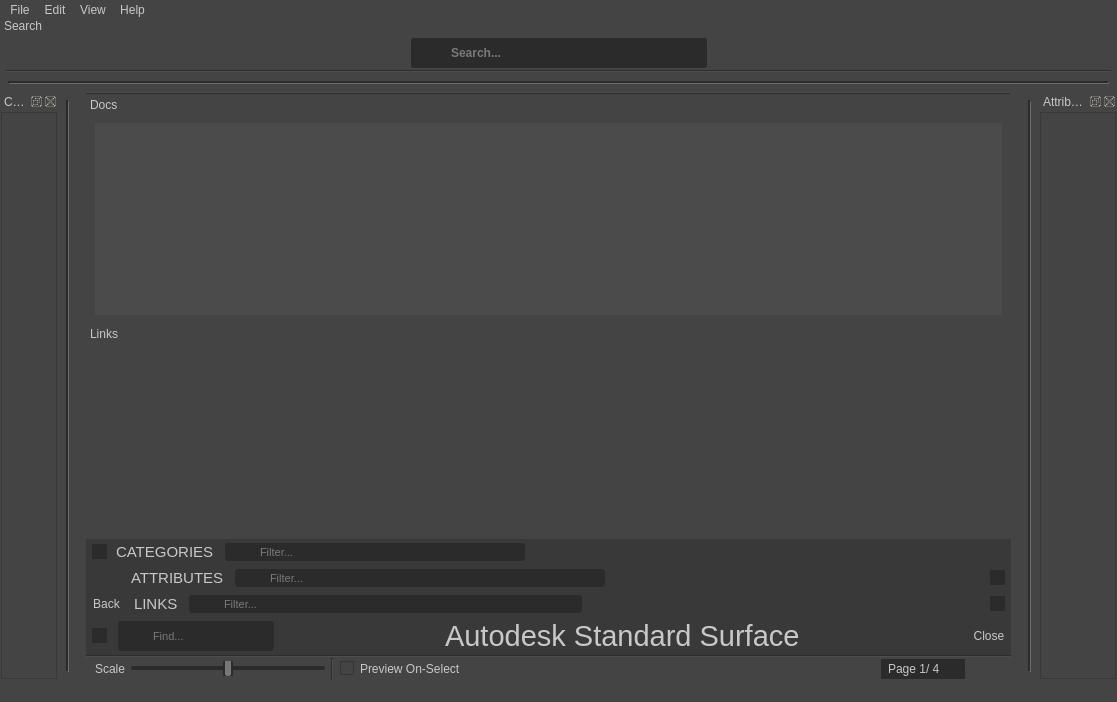
Old version of the form library/ui/dialog.ui in the repository swillisart/Relic.
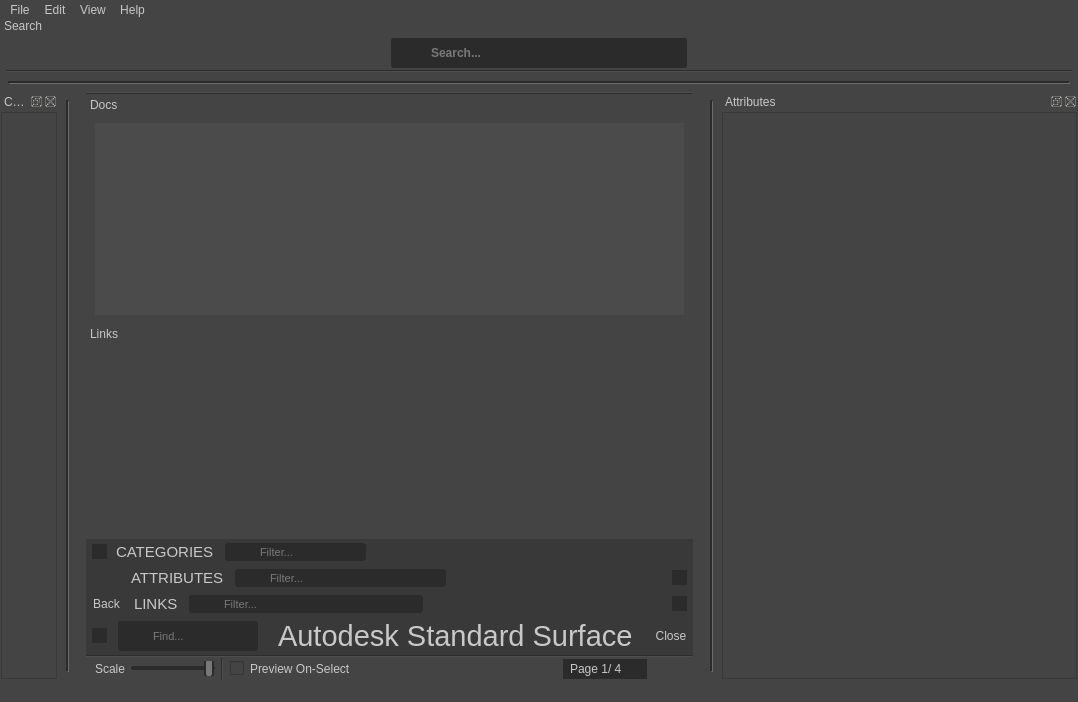
New version of the form. Icons and pictures are not drawn.

Patch:
```diff
--- a/library/ui/dialog.ui
+++ b/library/ui/dialog.ui
@@ -6,7 +6,7 @@
    <rect>
     <x>0</x>
     <y>0</y>
-    <width>1117</width>
+    <width>1078</width>
     <height>702</height>
    </rect>
   </property>
@@ -2330,7 +2330,7 @@
            <number>1</number>
           </property>
           <property name="value">
-           <number>1</number>
+           <number>2</number>
           </property>
           <property name="orientation">
            <enum>Qt::Horizontal</enum>
@@ -2482,7 +2482,7 @@
     <rect>
      <x>0</x>
      <y>0</y>
-     <width>1117</width>
+     <width>1078</width>
      <height>22</height>
     </rect>
    </property>
@@ -2800,17 +2800,257 @@
    </widget>
   </widget>
   <widget class="QDockWidget" name="attributeDock">
-   <property name="minimumSize">
-    <size>
-     <width>78</width>
-     <height>88</height>
-    </size>
-   </property>
    <property name="palette">
     <palette>
-     <active/>
-     <inactive/>
-     <disabled/>
+     <active>
+      <colorrole role="WindowText">
+       <brush brushstyle="SolidPattern">
+        <color alpha="255">
+         <red>200</red>
+         <green>200</green>
+         <blue>200</blue>
+        </color>
+       </brush>
+      </colorrole>
+      <colorrole role="Button">
+       <brush brushstyle="SolidPattern">
+        <color alpha="255">
+         <red>68</red>
+         <green>68</green>
+         <blue>68</blue>
+        </color>
+       </brush>
+      </colorrole>
+      <colorrole role="Text">
+       <brush brushstyle="SolidPattern">
+        <color alpha="255">
+         <red>200</red>
+         <green>200</green>
+         <blue>200</blue>
+        </color>
+       </brush>
+      </colorrole>
+      <colorrole role="ButtonText">
+       <brush brushstyle="SolidPattern">
+        <color alpha="255">
+         <red>200</red>
+         <green>200</green>
+         <blue>200</blue>
+        </color>
+       </brush>
+      </colorrole>
+      <colorrole role="Base">
+       <brush brushstyle="SolidPattern">
+        <color alpha="255">
+         <red>68</red>
+         <green>68</green>
+         <blue>68</blue>
+        </color>
+       </brush>
+      </colorrole>
+      <colorrole role="Window">
+       <brush brushstyle="SolidPattern">
+        <color alpha="255">
+         <red>68</red>
+         <green>68</green>
+         <blue>68</blue>
+        </color>
+       </brush>
+      </colorrole>
+      <colorrole role="Highlight">
+       <brush brushstyle="SolidPattern">
+        <color alpha="255">
+         <red>126</red>
+         <green>126</green>
+         <blue>126</blue>
+        </color>
+       </brush>
+      </colorrole>
+      <colorrole role="HighlightedText">
+       <brush brushstyle="SolidPattern">
+        <color alpha="255">
+         <red>250</red>
+         <green>250</green>
+         <blue>250</blue>
+        </color>
+       </brush>
+      </colorrole>
+      <colorrole role="PlaceholderText">
+       <brush brushstyle="SolidPattern">
+        <color alpha="255">
+         <red>200</red>
+         <green>200</green>
+         <blue>200</blue>
+        </color>
+       </brush>
+      </colorrole>
+     </active>
+     <inactive>
+      <colorrole role="WindowText">
+       <brush brushstyle="SolidPattern">
+        <color alpha="255">
+         <red>200</red>
+         <green>200</green>
+         <blue>200</blue>
+        </color>
+       </brush>
+      </colorrole>
+      <colorrole role="Button">
+       <brush brushstyle="SolidPattern">
+        <color alpha="255">
+         <red>68</red>
+         <green>68</green>
+         <blue>68</blue>
+        </color>
+       </brush>
+      </colorrole>
+      <colorrole role="Text">
+       <brush brushstyle="SolidPattern">
+        <color alpha="255">
+         <red>200</red>
+         <green>200</green>
+         <blue>200</blue>
+        </color>
+       </brush>
+      </colorrole>
+      <colorrole role="ButtonText">
+       <brush brushstyle="SolidPattern">
+        <color alpha="255">
+         <red>200</red>
+         <green>200</green>
+         <blue>200</blue>
+        </color>
+       </brush>
+      </colorrole>
+      <colorrole role="Base">
+       <brush brushstyle="SolidPattern">
+        <color alpha="255">
+         <red>68</red>
+         <green>68</green>
+         <blue>68</blue>
+        </color>
+       </brush>
+      </colorrole>
+      <colorrole role="Window">
+       <brush brushstyle="SolidPattern">
+        <color alpha="255">
+         <red>68</red>
+         <green>68</green>
+         <blue>68</blue>
+        </color>
+       </brush>
+      </colorrole>
+      <colorrole role="Highlight">
+       <brush brushstyle="SolidPattern">
+        <color alpha="255">
+         <red>126</red>
+         <green>126</green>
+         <blue>126</blue>
+        </color>
+       </brush>
+      </colorrole>
+      <colorrole role="HighlightedText">
+       <brush brushstyle="SolidPattern">
+        <color alpha="255">
+         <red>250</red>
+         <green>250</green>
+         <blue>250</blue>
+        </color>
+       </brush>
+      </colorrole>
+      <colorrole role="PlaceholderText">
+       <brush brushstyle="SolidPattern">
+        <color alpha="255">
+         <red>200</red>
+         <green>200</green>
+         <blue>200</blue>
+        </color>
+       </brush>
+      </colorrole>
+     </inactive>
+     <disabled>
+      <colorrole role="WindowText">
+       <brush brushstyle="SolidPattern">
+        <color alpha="255">
+         <red>92</red>
+         <green>92</green>
+         <blue>92</blue>
+        </color>
+       </brush>
+      </colorrole>
+      <colorrole role="Button">
+       <brush brushstyle="SolidPattern">
+        <color alpha="255">
+         <red>43</red>
+         <green>43</green>
+         <blue>43</blue>
+        </color>
+       </brush>
+      </colorrole>
+      <colorrole role="Text">
+       <brush brushstyle="SolidPattern">
+        <color alpha="255">
+         <red>92</red>
+         <green>92</green>
+         <blue>92</blue>
+        </color>
+       </brush>
+      </colorrole>
+      <colorrole role="ButtonText">
+       <brush brushstyle="SolidPattern">
+        <color alpha="255">
+         <red>92</red>
+         <green>92</green>
+         <blue>92</blue>
+        </color>
+       </brush>
+      </colorrole>
+      <colorrole role="Base">
+       <brush brushstyle="SolidPattern">
+        <color alpha="255">
+         <red>43</red>
+         <green>43</green>
+         <blue>43</blue>
+        </color>
+       </brush>
+      </colorrole>
+      <colorrole role="Window">
+       <brush brushstyle="SolidPattern">
+        <color alpha="255">
+         <red>43</red>
+         <green>43</green>
+         <blue>43</blue>
+        </color>
+       </brush>
+      </colorrole>
+      <colorrole role="Highlight">
+       <brush brushstyle="SolidPattern">
+        <color alpha="255">
+         <red>126</red>
+         <green>126</green>
+         <blue>126</blue>
+        </color>
+       </brush>
+      </colorrole>
+      <colorrole role="HighlightedText">
+       <brush brushstyle="SolidPattern">
+        <color alpha="255">
+         <red>250</red>
+         <green>250</green>
+         <blue>250</blue>
+        </color>
+       </brush>
+      </colorrole>
+      <colorrole role="PlaceholderText">
+       <brush brushstyle="SolidPattern">
+        <color alpha="255">
+         <red>92</red>
+         <green>92</green>
+         <blue>92</blue>
+        </color>
+       </brush>
+      </colorrole>
+     </disabled>
     </palette>
    </property>
    <property name="styleSheet">
@@ -2841,6 +3081,12 @@
      </property>
      <item>
       <widget class="QScrollArea" name="scrollArea">
+       <property name="minimumSize">
+        <size>
+         <width>355</width>
+         <height>0</height>
+        </size>
+       </property>
        <property name="widgetResizable">
         <bool>true</bool>
        </property>
@@ -2849,7 +3095,7 @@
          <rect>
           <x>0</x>
           <y>0</y>
-          <width>103</width>
+          <width>353</width>
           <height>555</height>
          </rect>
         </property>
```
Left out of the diff: 22 changed lines with no effect on the pictures.
